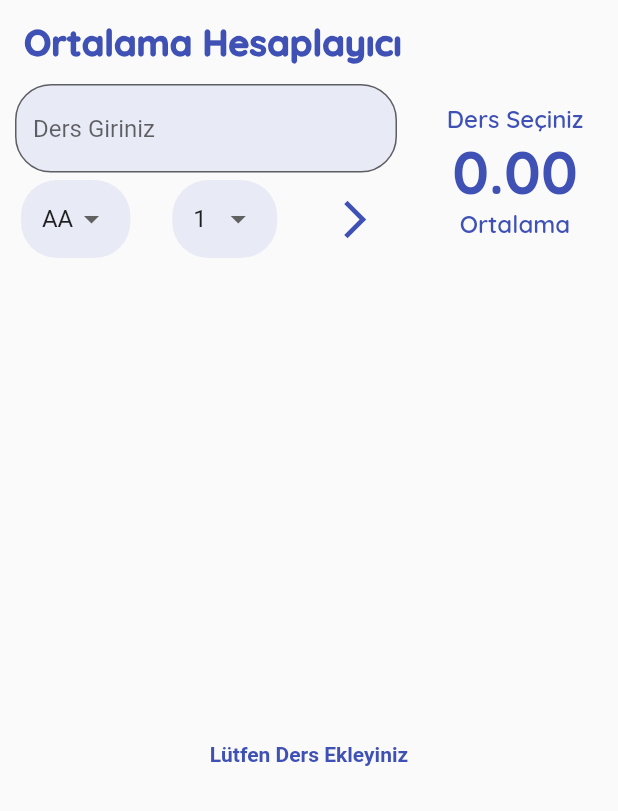
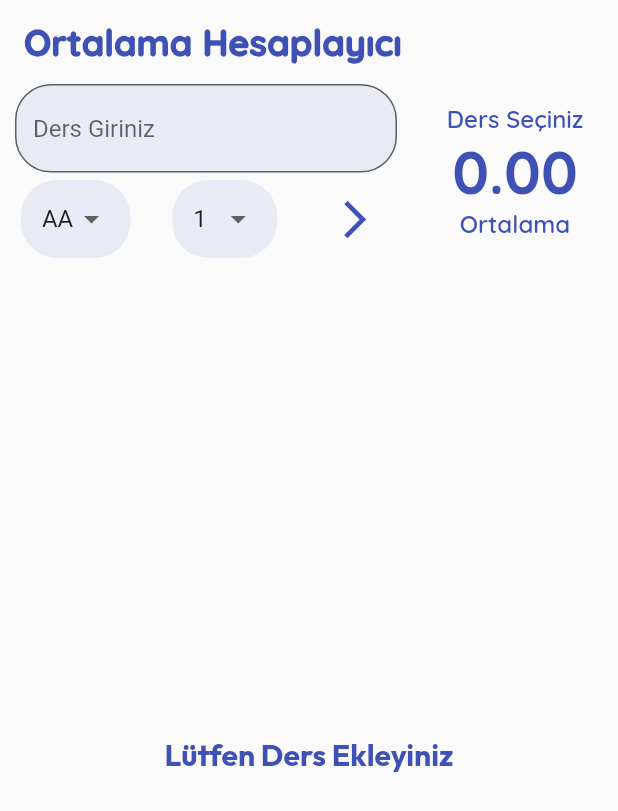
Before and after one commit to ensaryldrm/Flutter, a Flutter app: the screen it shows after launch, on a phone screen of 412 x 824 dp. Shown: the top 811 px of the screen. Run offline on Flutter 3.47's test engine with Material 3 defaults, Android fonts, the phone set to English and light mode, and no system bars; our stand-ins replace email_validator, font_awesome_flutter, google_fonts, palette_generator, smooth_page_indicator, webview_flutter.

Commit message:
Elimizle font ekledik

```diff
--- a/Projeler/not_hesaplamasi_uygulamasi/lib/widgets/ders_listesi.dart
+++ b/Projeler/not_hesaplamasi_uygulamasi/lib/widgets/ders_listesi.dart
@@ -60,8 +60,10 @@ class DersListesi extends StatelessWidget {
             child: Text(
               "Lütfen Ders Ekleyiniz",
               style: TextStyle(
+                fontSize: 20,
                 color: Sabitler.anaRenk,
                 fontWeight: FontWeight.bold,
+                fontFamily: "ElYazisi",
               ),
             ),
           );
--- a/Projeler/not_hesaplamasi_uygulamasi/pubspec.yaml
+++ b/Projeler/not_hesaplamasi_uygulamasi/pubspec.yaml
@@ -52,6 +52,10 @@ dev_dependencies:
 
 # The following section is specific to Flutter packages.
 flutter:
+  fonts:
+    - family: ElYazisi
+      fonts:
+        - asset: fonts/Outfit-VariableFont_wght.ttf
   # The following line ensures that the Material Icons font is
   # included with your application, so that you can use the icons in
   # the material Icons class.
```
Also changed, not shown: Projeler/not_hesaplamasi_uygulamasi/fonts/Outfit-VariableFont_wght.ttf (added).
